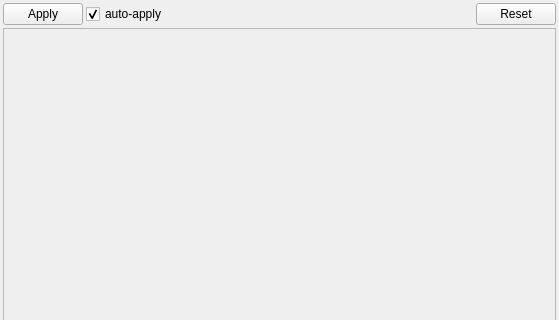
First picture: the form in ParameterEditor.ui, repository imgag/cppGUI, before the edit; both pictures show x 0 to 559 and y 0 to 320 of the 559 by 864 pixel window.
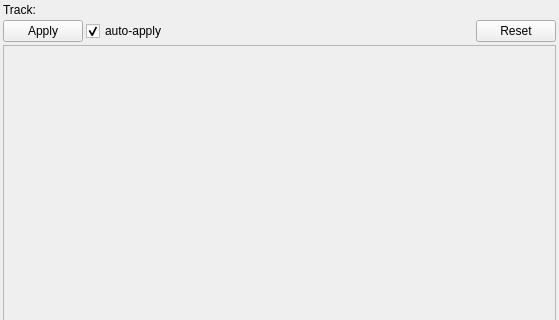
Second picture: the form after the edit.

Commit message: ParameterEditor: added name label; Added ColorNames class

```diff
--- a/ParameterEditor.ui
+++ b/ParameterEditor.ui
@@ -10,6 +10,12 @@
     <height>864</height>
    </rect>
   </property>
+  <property name="minimumSize">
+   <size>
+    <width>100</width>
+    <height>0</height>
+   </size>
+  </property>
   <property name="windowTitle">
    <string>Parameter editor</string>
   </property>
@@ -29,6 +35,19 @@
    <property name="bottomMargin">
     <number>3</number>
    </property>
+   <item>
+    <widget class="QLabel" name="title">
+     <property name="text">
+      <string>Track: </string>
+     </property>
+     <property name="textFormat">
+      <enum>Qt::TextFormat::PlainText</enum>
+     </property>
+     <property name="wordWrap">
+      <bool>true</bool>
+     </property>
+    </widget>
+   </item>
    <item>
     <layout class="QHBoxLayout" name="actions">
      <property name="spacing">
@@ -93,7 +112,7 @@
         <x>0</x>
         <y>0</y>
         <width>551</width>
-        <height>827</height>
+        <height>808</height>
        </rect>
       </property>
       <layout class="QFormLayout" name="form">
```
The commit also changes 5 other files.
